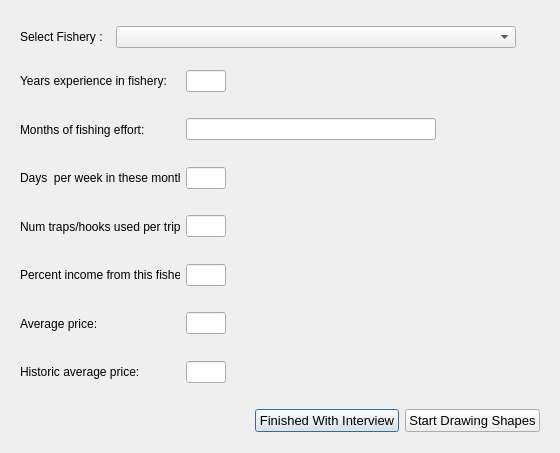
Before: the Qt Designer form oom_bc_comm/Interview/selectfishery.ui in Ecotrust/openoceanmap-desktop, drawn with Qt 5.
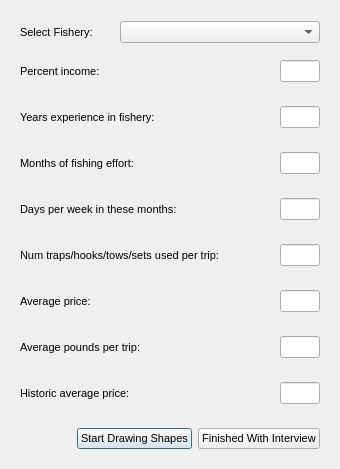
After: the same form once the commit is applied.

```diff
--- a/oom_bc_comm/Interview/selectfishery.ui
+++ b/oom_bc_comm/Interview/selectfishery.ui
@@ -6,8 +6,8 @@
    <rect>
     <x>0</x>
     <y>0</y>
-    <width>560</width>
-    <height>453</height>
+    <width>340</width>
+    <height>469</height>
    </rect>
   </property>
   <property name="windowTitle" >
@@ -18,6 +18,12 @@
     <layout class="QHBoxLayout" name="horizontalLayout_3" >
      <item>
       <widget class="QWidget" native="1" name="widget" >
+       <property name="font" >
+        <font>
+         <family>Tahoma</family>
+         <pointsize>8</pointsize>
+        </font>
+       </property>
        <layout class="QHBoxLayout" >
         <property name="spacing" >
          <number>6</number>
@@ -48,25 +54,56 @@
             <height>16777215</height>
            </size>
           </property>
+          <property name="font" >
+           <font>
+            <family>Tahoma</family>
+            <pointsize>8</pointsize>
+           </font>
+          </property>
           <property name="text" >
-           <string>Select Fishery :</string>
+           <string>Select Fishery:</string>
           </property>
          </widget>
         </item>
+        <item>
+         <spacer name="horizontalSpacer_2" >
+          <property name="font" >
+           <font>
+            <family>Tahoma</family>
+            <pointsize>8</pointsize>
+           </font>
+          </property>
+          <property name="orientation" >
+           <enum>Qt::Horizontal</enum>
+          </property>
+          <property name="sizeHint" stdset="0" >
+           <size>
+            <width>40</width>
+            <height>20</height>
+           </size>
+          </property>
+         </spacer>
+        </item>
         <item>
          <widget class="QComboBox" name="fishery_comboBox" >
           <property name="minimumSize" >
            <size>
-            <width>400</width>
+            <width>200</width>
             <height>0</height>
            </size>
           </property>
           <property name="maximumSize" >
            <size>
-            <width>400</width>
+            <width>200</width>
             <height>16777215</height>
            </size>
           </property>
+          <property name="font" >
+           <font>
+            <family>Tahoma</family>
+            <pointsize>8</pointsize>
+           </font>
+          </property>
           <item>
            <property name="text" >
             <string/>
@@ -209,8 +246,55 @@
           </item>
          </widget>
         </item>
+       </layout>
+      </widget>
+     </item>
+    </layout>
+   </item>
+   <item>
+    <layout class="QHBoxLayout" name="horizontalLayout_15" >
+     <item>
+      <widget class="QWidget" native="1" name="widget_6" >
+       <property name="font" >
+        <font>
+         <family>Tahoma</family>
+         <pointsize>8</pointsize>
+        </font>
+       </property>
+       <layout class="QHBoxLayout" name="horizontalLayout_16" >
         <item>
-         <spacer name="horizontalSpacer_2" >
+         <widget class="QLabel" name="label_9" >
+          <property name="minimumSize" >
+           <size>
+            <width>160</width>
+            <height>0</height>
+           </size>
+          </property>
+          <property name="maximumSize" >
+           <size>
+            <width>160</width>
+            <height>16777215</height>
+           </size>
+          </property>
+          <property name="font" >
+           <font>
+            <family>Tahoma</family>
+            <pointsize>8</pointsize>
+           </font>
+          </property>
+          <property name="text" >
+           <string>Percent income:</string>
+          </property>
+         </widget>
+        </item>
+        <item>
+         <spacer name="horizontalSpacer_3" >
+          <property name="font" >
+           <font>
+            <family>Tahoma</family>
+            <pointsize>8</pointsize>
+           </font>
+          </property>
           <property name="orientation" >
            <enum>Qt::Horizontal</enum>
           </property>
@@ -222,6 +306,28 @@
           </property>
          </spacer>
         </item>
+        <item>
+         <widget class="QLineEdit" name="fishery_perc_income" >
+          <property name="minimumSize" >
+           <size>
+            <width>40</width>
+            <height>0</height>
+           </size>
+          </property>
+          <property name="maximumSize" >
+           <size>
+            <width>40</width>
+            <height>16777215</height>
+           </size>
+          </property>
+          <property name="font" >
+           <font>
+            <family>Tahoma</family>
+            <pointsize>8</pointsize>
+           </font>
+          </property>
+         </widget>
+        </item>
        </layout>
       </widget>
      </item>
@@ -231,6 +337,12 @@
     <layout class="QHBoxLayout" name="horizontalLayout_11" >
      <item>
       <widget class="QWidget" native="1" name="widget_4" >
+       <property name="font" >
+        <font>
+         <family>Tahoma</family>
+         <pointsize>8</pointsize>
+        </font>
+       </property>
        <layout class="QHBoxLayout" name="horizontalLayout_12" >
         <item>
          <widget class="QLabel" name="label_7" >
@@ -246,11 +358,36 @@
             <height>16777215</height>
            </size>
           </property>
+          <property name="font" >
+           <font>
+            <family>Tahoma</family>
+            <pointsize>8</pointsize>
+           </font>
+          </property>
           <property name="text" >
            <string>Years experience in fishery:</string>
           </property>
          </widget>
         </item>
+        <item>
+         <spacer name="horizontalSpacer_3" >
+          <property name="font" >
+           <font>
+            <family>Tahoma</family>
+            <pointsize>8</pointsize>
+           </font>
+          </property>
+          <property name="orientation" >
+           <enum>Qt::Horizontal</enum>
+          </property>
+          <property name="sizeHint" stdset="0" >
+           <size>
+            <width>40</width>
+            <height>20</height>
+           </size>
+          </property>
+         </spacer>
+        </item>
         <item>
          <widget class="QLineEdit" name="fishery_yrs_exp" >
           <property name="minimumSize" >
@@ -265,21 +402,14 @@
             <height>16777215</height>
            </size>
           </property>
+          <property name="font" >
+           <font>
+            <family>Tahoma</family>
+            <pointsize>8</pointsize>
+           </font>
+          </property>
          </widget>
         </item>
-        <item>
-         <spacer name="horizontalSpacer_3" >
-          <property name="orientation" >
-           <enum>Qt::Horizontal</enum>
-          </property>
-          <property name="sizeHint" stdset="0" >
-           <size>
-            <width>40</width>
-            <height>20</height>
-           </size>
-          </property>
-         </spacer>
-        </item>
        </layout>
        <zorder>label_7</zorder>
        <zorder>fishery_yrs_exp</zorder>
@@ -292,6 +422,12 @@
     <layout class="QHBoxLayout" name="horizontalLayout_19" >
      <item>
       <widget class="QWidget" native="1" name="widget_8" >
+       <property name="font" >
+        <font>
+         <family>Tahoma</family>
+         <pointsize>8</pointsize>
+        </font>
+       </property>
        <layout class="QHBoxLayout" name="horizontalLayout_20" >
         <item>
          <widget class="QLabel" name="label_11" >
@@ -307,40 +443,58 @@
             <height>16777215</height>
            </size>
           </property>
+          <property name="font" >
+           <font>
+            <family>Tahoma</family>
+            <pointsize>8</pointsize>
+           </font>
+          </property>
           <property name="text" >
            <string>Months of fishing effort:</string>
           </property>
          </widget>
         </item>
+        <item>
+         <spacer name="horizontalSpacer_3" >
+          <property name="font" >
+           <font>
+            <family>Tahoma</family>
+            <pointsize>8</pointsize>
+           </font>
+          </property>
+          <property name="orientation" >
+           <enum>Qt::Horizontal</enum>
+          </property>
+          <property name="sizeHint" stdset="0" >
+           <size>
+            <width>40</width>
+            <height>20</height>
+           </size>
+          </property>
+         </spacer>
+        </item>
         <item>
          <widget class="QLineEdit" name="fishery_effort" >
           <property name="minimumSize" >
            <size>
-            <width>250</width>
+            <width>40</width>
             <height>0</height>
            </size>
           </property>
           <property name="maximumSize" >
            <size>
-            <width>250</width>
+            <width>40</width>
             <height>16777215</height>
            </size>
           </property>
+          <property name="font" >
+           <font>
+            <family>Tahoma</family>
+            <pointsize>8</pointsize>
+           </font>
+          </property>
          </widget>
         </item>
-        <item>
-         <spacer name="horizontalSpacer_3" >
-          <property name="orientation" >
-           <enum>Qt::Horizontal</enum>
-          </property>
-          <property name="sizeHint" stdset="0" >
-           <size>
-            <width>40</width>
-            <height>20</height>
-           </size>
-          </property>
-         </spacer>
-        </item>
        </layout>
        <zorder>label_11</zorder>
        <zorder>fishery_effort</zorder>
@@ -353,6 +507,12 @@
     <layout class="QHBoxLayout" name="horizontalLayout_21" >
      <item>
       <widget class="QWidget" native="1" name="widget_9" >
+       <property name="font" >
+        <font>
+         <family>Tahoma</family>
+         <pointsize>8</pointsize>
+        </font>
+       </property>
        <layout class="QHBoxLayout" name="horizontalLayout_22" >
         <item>
          <widget class="QLabel" name="label_12" >
@@ -368,11 +528,36 @@
             <height>16777215</height>
            </size>
           </property>
+          <property name="font" >
+           <font>
+            <family>Tahoma</family>
+            <pointsize>8</pointsize>
+           </font>
+          </property>
           <property name="text" >
-           <string>Days  per week in these months</string>
+           <string>Days per week in these months:</string>
           </property>
          </widget>
         </item>
+        <item>
+         <spacer name="horizontalSpacer_3" >
+          <property name="font" >
+           <font>
+            <family>Tahoma</family>
+            <pointsize>8</pointsize>
+           </font>
+          </property>
+          <property name="orientation" >
+           <enum>Qt::Horizontal</enum>
+          </property>
+          <property name="sizeHint" stdset="0" >
+           <size>
+            <width>40</width>
+            <height>20</height>
+           </size>
+          </property>
+         </spacer>
+        </item>
         <item>
          <widget class="QLineEdit" name="fishery_effort_days" >
           <property name="minimumSize" >
@@ -387,21 +572,14 @@
             <height>16777215</height>
            </size>
           </property>
+          <property name="font" >
+           <font>
+            <family>Tahoma</family>
+            <pointsize>8</pointsize>
+           </font>
+          </property>
          </widget>
         </item>
-        <item>
-         <spacer name="horizontalSpacer_3" >
-          <property name="orientation" >
-           <enum>Qt::Horizontal</enum>
-          </property>
-          <property name="sizeHint" stdset="0" >
-           <size>
-            <width>40</width>
-            <height>20</height>
-           </size>
-          </property>
-         </spacer>
-        </item>
        </layout>
        <zorder>label_12</zorder>
        <zorder>fishery_effort_days</zorder>
@@ -414,26 +592,57 @@
     <layout class="QHBoxLayout" name="horizontalLayout_17" >
      <item>
       <widget class="QWidget" native="1" name="widget_7" >
+       <property name="font" >
+        <font>
+         <family>Tahoma</family>
+         <pointsize>8</pointsize>
+        </font>
+       </property>
        <layout class="QHBoxLayout" name="horizontalLayout_18" >
         <item>
          <widget class="QLabel" name="label_10" >
           <property name="minimumSize" >
            <size>
-            <width>160</width>
+            <width>200</width>
             <height>0</height>
            </size>
           </property>
           <property name="maximumSize" >
            <size>
-            <width>160</width>
+            <width>200</width>
             <height>16777215</height>
            </size>
           </property>
+          <property name="font" >
+           <font>
+            <family>Tahoma</family>
+            <pointsize>8</pointsize>
+           </font>
+          </property>
           <property name="text" >
-           <string>Num traps/hooks used per trip:</string>
+           <string>Num traps/hooks/tows/sets used per trip:</string>
           </property>
          </widget>
         </item>
+        <item>
+         <spacer name="horizontalSpacer_3" >
+          <property name="font" >
+           <font>
+            <family>Tahoma</family>
+            <pointsize>8</pointsize>
+           </font>
+          </property>
+          <property name="orientation" >
+           <enum>Qt::Horizontal</enum>
+          </property>
+          <property name="sizeHint" stdset="0" >
+           <size>
+            <width>40</width>
+            <height>20</height>
+           </size>
+          </property>
+         </spacer>
+        </item>
         <item>
          <widget class="QLineEdit" name="fishery_traps_hooks" >
           <property name="minimumSize" >
@@ -448,86 +657,17 @@
             <height>16777215</height>
            </size>
           </property>
+          <property name="font" >
+           <font>
+            <family>Tahoma</family>
+            <pointsize>8</pointsize>
+           </font>
+          </property>
          </widget>
         </item>
-        <item>
-         <spacer name="horizontalSpacer_3" >
-          <property name="orientation" >
-           <enum>Qt::Horizontal</enum>
-          </property>
-          <property name="sizeHint" stdset="0" >
-           <size>
-            <width>40</width>
-            <height>20</height>
-           </size>
-          </property>
-         </spacer>
-        </item>
        </layout>
        <zorder>label_10</zorder>
        <zorder>fishery_traps_hooks</zorder>
-       <zorder>horizontalSpacer_3</zorder>
-      </widget>
-     </item>
-    </layout>
-   </item>
-   <item>
-    <layout class="QHBoxLayout" name="horizontalLayout_15" >
-     <item>
-      <widget class="QWidget" native="1" name="widget_6" >
-       <layout class="QHBoxLayout" name="horizontalLayout_16" >
-        <item>
-         <widget class="QLabel" name="label_9" >
-          <property name="minimumSize" >
-           <size>
-            <width>160</width>
-            <height>0</height>
-           </size>
-          </property>
-          <property name="maximumSize" >
-           <size>
-            <width>160</width>
-            <height>16777215</height>
-           </size>
-          </property>
-          <property name="text" >
-           <string>Percent income from this fishery:</string>
-          </property>
-         </widget>
-        </item>
-        <item>
-         <widget class="QLineEdit" name="fishery_perc_income" >
-          <property name="minimumSize" >
-           <size>
-            <width>40</width>
-            <height>0</height>
-           </size>
-          </property>
-          <property name="maximumSize" >
-           <size>
-            <width>40</width>
-            <height>16777215</height>
-           </size>
-          </property>
-         </widget>
-        </item>
-        <item>
-         <spacer name="horizontalSpacer_3" >
-          <property name="orientation" >
-           <enum>Qt::Horizontal</enum>
-          </property>
-          <property name="sizeHint" stdset="0" >
-           <size>
-            <width>40</width>
-            <height>20</height>
-           </size>
-          </property>
-         </spacer>
-        </item>
-       </layout>
-       <zorder>label_9</zorder>
-       <zorder>fishery_perc_income</zorder>
-       <zorder>horizontalSpacer_3</zorder>
       </widget>
      </item>
     </layout>
@@ -536,6 +676,12 @@
     <layout class="QHBoxLayout" name="horizontalLayout_13" >
      <item>
       <widget class="QWidget" native="1" name="widget_5" >
+       <property name="font" >
+        <font>
+         <family>Tahoma</family>
+         <pointsize>8</pointsize>
+        </font>
+       </property>
        <layout class="QHBoxLayout" name="horizontalLayout_14" >
         <item>
          <widget class="QLabel" name="label_8" >
@@ -551,11 +697,36 @@
             <height>16777215</height>
            </size>
           </property>
+          <property name="font" >
+           <font>
+            <family>Tahoma</family>
+            <pointsize>8</pointsize>
+           </font>
+          </property>
           <property name="text" >
            <string>Average price:</string>
           </property>
          </widget>
         </item>
+        <item>
+         <spacer name="horizontalSpacer_3" >
+          <property name="font" >
+           <font>
+            <family>Tahoma</family>
+            <pointsize>8</pointsize>
+           </font>
+          </property>
+          <property name="orientation" >
+           <enum>Qt::Horizontal</enum>
+          </property>
+          <property name="sizeHint" stdset="0" >
+           <size>
+            <width>40</width>
+            <height>20</height>
+           </size>
+          </property>
+         </spacer>
+        </item>
         <item>
          <widget class="QLineEdit" name="fishery_avg_price" >
           <property name="minimumSize" >
@@ -570,24 +741,101 @@
             <height>16777215</height>
            </size>
           </property>
+          <property name="font" >
+           <font>
+            <family>Tahoma</family>
+            <pointsize>8</pointsize>
+           </font>
+          </property>
          </widget>
         </item>
-        <item>
-         <spacer name="horizontalSpacer_3" >
-          <property name="orientation" >
-           <enum>Qt::Horizontal</enum>
-          </property>
-          <property name="sizeHint" stdset="0" >
-           <size>
-            <width>40</width>
-            <height>20</height>
-           </size>
-          </property>
-         </spacer>
-        </item>
        </layout>
        <zorder>label_8</zorder>
        <zorder>fishery_avg_price</zorder>
+      </widget>
+     </item>
+    </layout>
+   </item>
+   <item>
+    <layout class="QHBoxLayout" name="horizontalLayout_23" >
+     <item>
+      <widget class="QWidget" native="1" name="widget_10" >
+       <property name="font" >
+        <font>
+         <family>Tahoma</family>
+         <pointsize>8</pointsize>
+        </font>
+       </property>
+       <layout class="QHBoxLayout" name="horizontalLayout_24" >
+        <item>
+         <widget class="QLabel" name="label_13" >
+          <property name="minimumSize" >
+           <size>
+            <width>160</width>
+            <height>0</height>
+           </size>
+          </property>
+          <property name="maximumSize" >
+           <size>
+            <width>160</width>
+            <height>16777215</height>
+           </size>
+          </property>
+          <property name="font" >
+           <font>
+            <family>Tahoma</family>
+            <pointsize>8</pointsize>
+           </font>
+          </property>
+          <property name="text" >
+           <string>Average pounds per trip:</string>
+          </property>
+         </widget>
+        </item>
+        <item>
+         <spacer name="horizontalSpacer_3" >
+          <property name="font" >
+           <font>
+            <family>Tahoma</family>
+            <pointsize>8</pointsize>
+           </font>
+          </property>
+          <property name="orientation" >
+           <enum>Qt::Horizontal</enum>
+          </property>
+          <property name="sizeHint" stdset="0" >
+           <size>
+            <width>40</width>
+            <height>20</height>
+           </size>
+          </property>
+         </spacer>
+        </item>
+        <item>
+         <widget class="QLineEdit" name="fishery_avg_pounds_per_trip" >
+          <property name="minimumSize" >
+           <size>
+            <width>40</width>
+            <height>0</height>
+           </size>
+          </property>
+          <property name="maximumSize" >
+           <size>
+            <width>40</width>
+            <height>16777215</height>
+           </size>
+          </property>
+          <property name="font" >
+           <font>
+            <family>Tahoma</family>
+            <pointsize>8</pointsize>
+           </font>
+          </property>
+         </widget>
+        </item>
+       </layout>
+       <zorder>label_13</zorder>
+       <zorder>fishery_avg_pounds_per_trip</zorder>
        <zorder>horizontalSpacer_3</zorder>
       </widget>
      </item>
@@ -597,6 +845,12 @@
     <layout class="QHBoxLayout" name="horizontalLayout_5" >
      <item>
       <widget class="QWidget" native="1" name="widget_3" >
+       <property name="font" >
+        <font>
+         <family>Tahoma</family>
+         <pointsize>8</pointsize>
+        </font>
+       </property>
        <layout class="QHBoxLayout" name="horizontalLayout_4" >
         <item>
          <widget class="QLabel" name="label" >
@@ -612,11 +866,36 @@
             <height>16777215</height>
            </size>
           </property>
+          <property name="font" >
+           <font>
+            <family>Tahoma</family>
+            <pointsize>8</pointsize>
+           </font>
+          </property>
           <property name="text" >
            <string>Historic average price:</string>
           </property>
          </widget>
         </item>
+        <item>
+         <spacer name="horizontalSpacer_3" >
+          <property name="font" >
+           <font>
+            <family>Tahoma</family>
+            <pointsize>8</pointsize>
+           </font>
+          </property>
+          <property name="orientation" >
+           <enum>Qt::Horizontal</enum>
+          </property>
+          <property name="sizeHint" stdset="0" >
+           <size>
+            <width>40</width>
+            <height>20</height>
+           </size>
+          </property>
+         </spacer>
+        </item>
         <item>
          <widget class="QLineEdit" name="fishery_hist_avg_price" >
           <property name="minimumSize" >
@@ -631,21 +910,14 @@
             <height>16777215</height>
            </size>
           </property>
+          <property name="font" >
+           <font>
+            <family>Tahoma</family>
+            <pointsize>8</pointsize>
+           </font>
+          </property>
          </widget>
         </item>
-        <item>
-         <spacer name="horizontalSpacer_3" >
-          <property name="orientation" >
-           <enum>Qt::Horizontal</enum>
-          </property>
-          <property name="sizeHint" stdset="0" >
-           <size>
-            <width>40</width>
-            <height>20</height>
-           </size>
-          </property>
-         </spacer>
-        </item>
        </layout>
        <zorder>fishery_hist_avg_price</zorder>
        <zorder>label</zorder>
@@ -658,6 +930,12 @@
     <layout class="QHBoxLayout" name="horizontalLayout_2" >
      <item>
       <widget class="QWidget" native="1" name="widget_2" >
+       <property name="font" >
+        <font>
+         <family>Tahoma</family>
+         <pointsize>8</pointsize>
+        </font>
+       </property>
        <layout class="QHBoxLayout" >
         <property name="spacing" >
          <number>6</number>
@@ -667,6 +945,12 @@
         </property>
         <item>
          <spacer name="horizontalSpacer" >
+          <property name="font" >
+           <font>
+            <family>Tahoma</family>
+            <pointsize>8</pointsize>
+           </font>
+          </property>
           <property name="orientation" >
            <enum>Qt::Horizontal</enum>
           </property>
@@ -678,23 +962,12 @@
           </property>
          </spacer>
         </item>
-        <item>
-         <widget class="QPushButton" name="pbnFisheryFinished" >
-          <property name="font" >
-           <font>
-            <pointsize>10</pointsize>
-           </font>
-          </property>
-          <property name="text" >
-           <string>Finished With Interview</string>
-          </property>
-         </widget>
-        </item>
         <item>
          <widget class="QPushButton" name="pbnStartShapes" >
           <property name="font" >
            <font>
-            <pointsize>10</pointsize>
+            <family>Tahoma</family>
+            <pointsize>8</pointsize>
            </font>
           </property>
           <property name="text" >
@@ -702,6 +975,19 @@
           </property>
          </widget>
         </item>
+        <item>
+         <widget class="QPushButton" name="pbnFisheryFinished" >
+          <property name="font" >
+           <font>
+            <family>Tahoma</family>
+            <pointsize>8</pointsize>
+           </font>
+          </property>
+          <property name="text" >
+           <string>Finished With Interview</string>
+          </property>
+         </widget>
+        </item>
        </layout>
        <zorder>pbnFisheryFinished</zorder>
        <zorder>pbnStartShapes</zorder>
```
Left out of the diff: 83 changed lines with no effect on the pictures.
